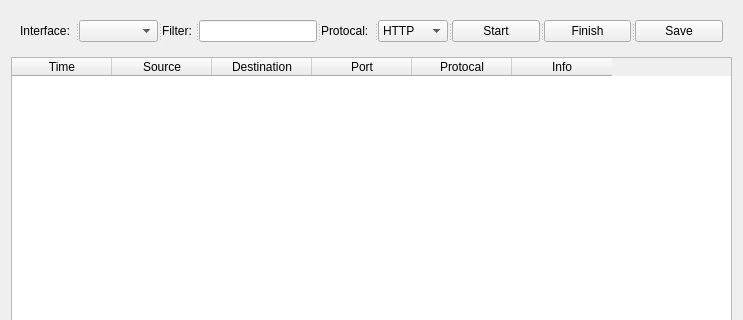
The window that Capture/captureform.ui (guiyang882/WebPackage) describes before a commit, drawn with Qt 5; both pictures show x 0 to 743 and y 0 to 320 of the 743 by 491 pixel window.
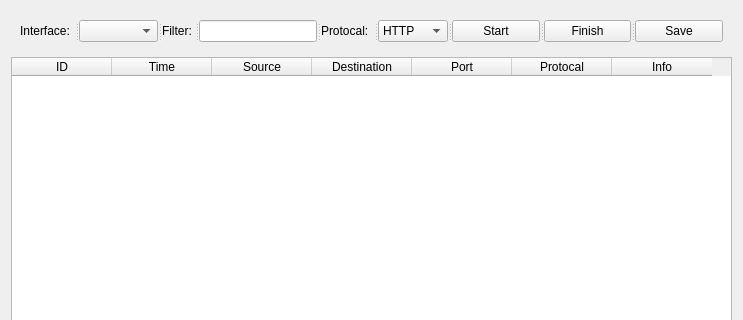
The same window after the commit.

What changed in the file:
```diff
--- a/Capture/captureform.ui
+++ b/Capture/captureform.ui
@@ -110,6 +110,11 @@
    </item>
    <item row="1" column="0">
     <widget class="QTableWidget" name="tableWidget_showPackages">
+     <column>
+      <property name="text">
+       <string>ID</string>
+      </property>
+     </column>
      <column>
       <property name="text">
        <string>Time</string>
```
